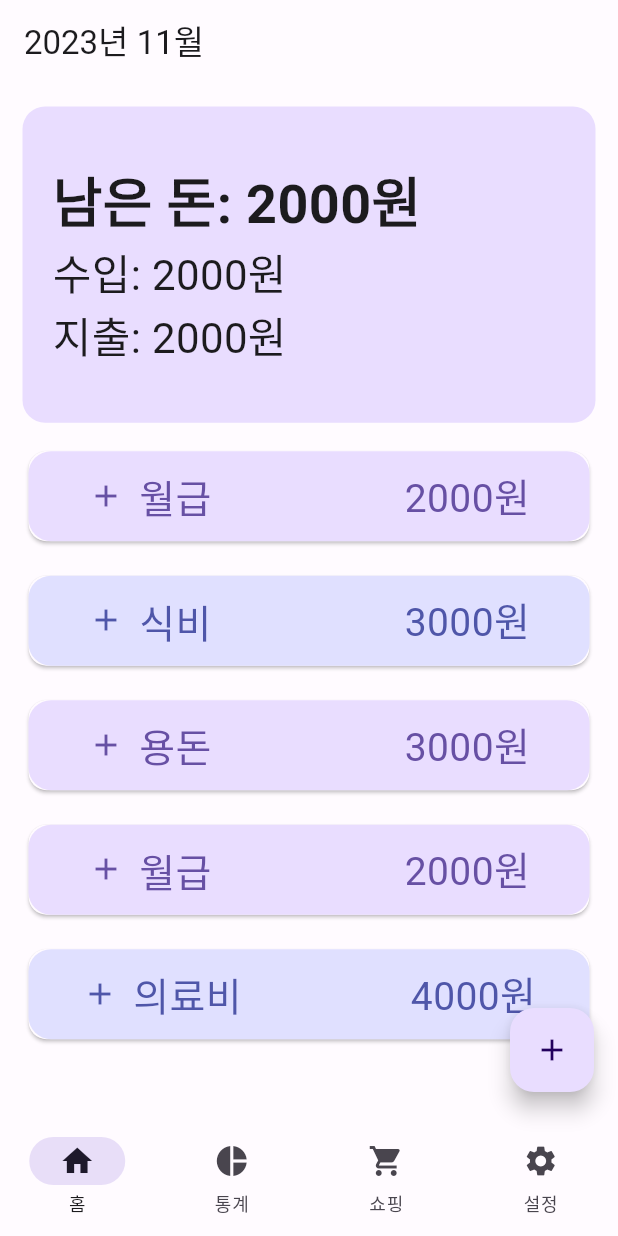
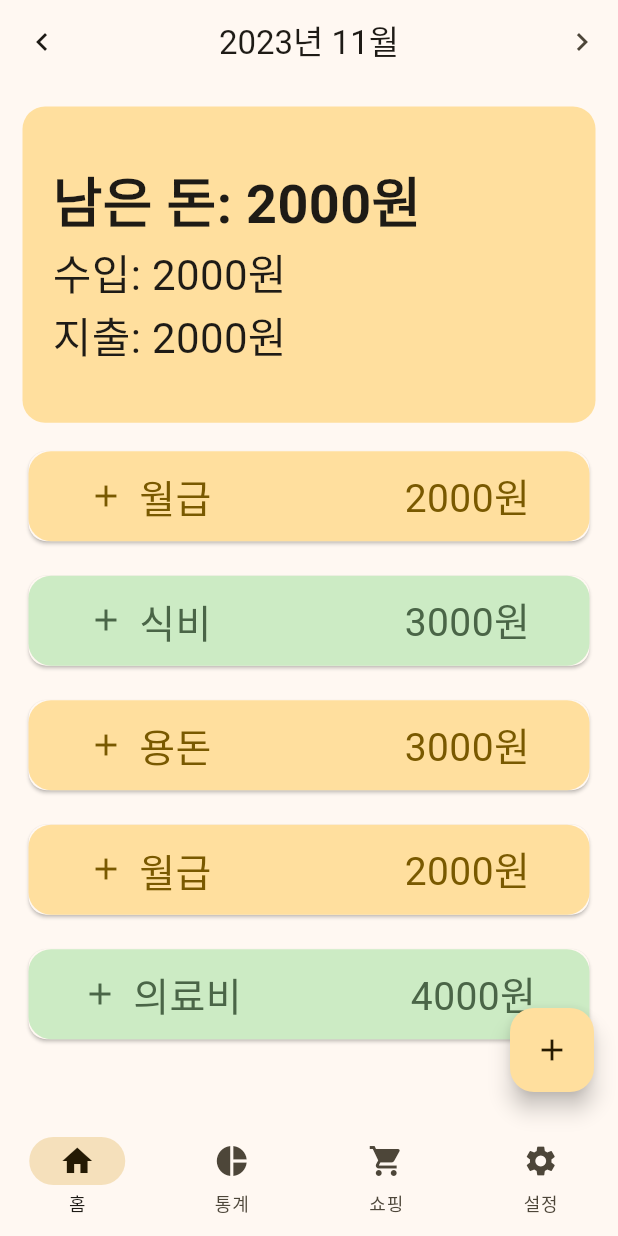
Before and after one commit to tmdeh/pocket-money-management, a Flutter app: the screen it shows after launch, on a phone screen of 412 x 824 dp. Run offline on Flutter 3.47's test engine with Material 2 defaults, Android fonts, the phone set to English and light mode, and no system bars; our stand-ins replace animated_splash_screen, get_it.

Commit message:
테마 색 변경 및 헤더 버튼 추가

```diff
--- a/lib/component/bottom_navigation.dart
+++ b/lib/component/bottom_navigation.dart
@@ -33,11 +33,24 @@ class _BottomNavigationState extends State<BottomNavigation> {
   }
 
 
+
+
   @override
   Widget build(BuildContext context) {
     return Scaffold(
       appBar: AppBar(
         title: Text(_getTitle()),
+        centerTitle: true,
+        leading: IconButton(
+          onPressed: () {},
+          icon: Icon(Icons.chevron_left)
+        ),
+        actions: [
+          IconButton(
+            onPressed: () {},
+            icon: Icon(Icons.chevron_right)
+          ),
+        ],
       ),
       body: Center(
         child: IndexedStack(
```
Also changed, not shown: lib/color_schemes.g.dart.
